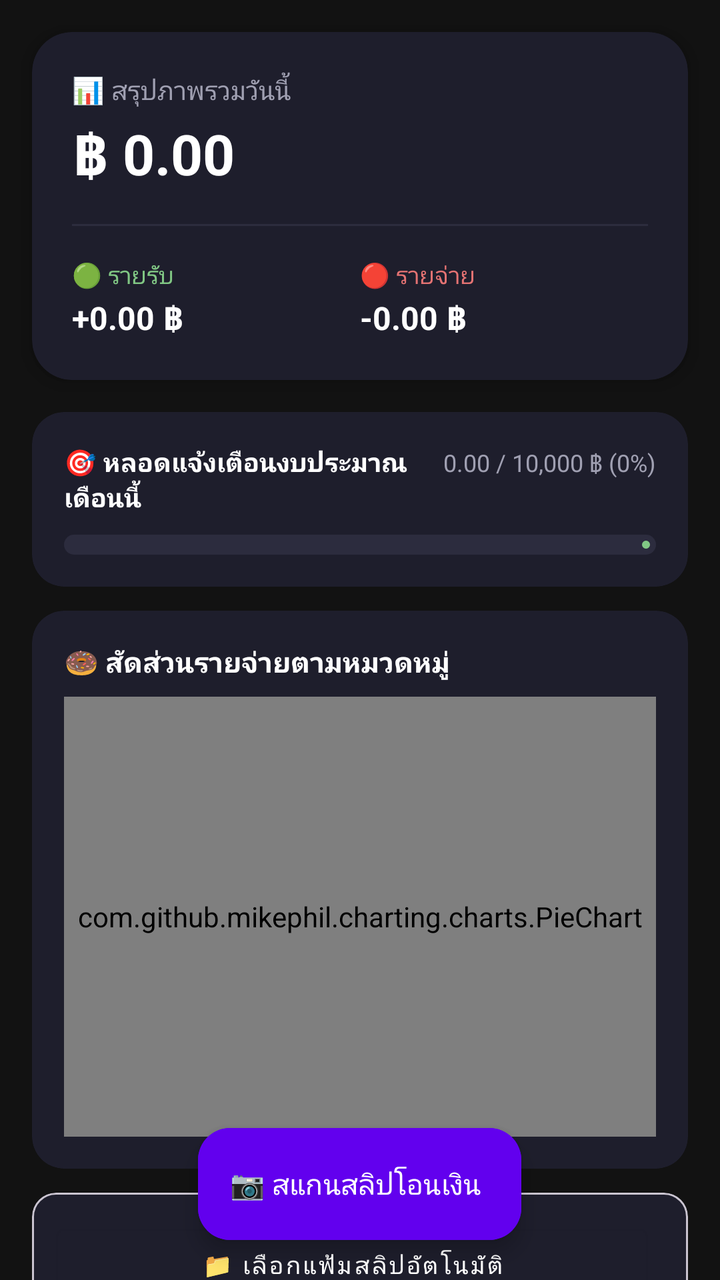
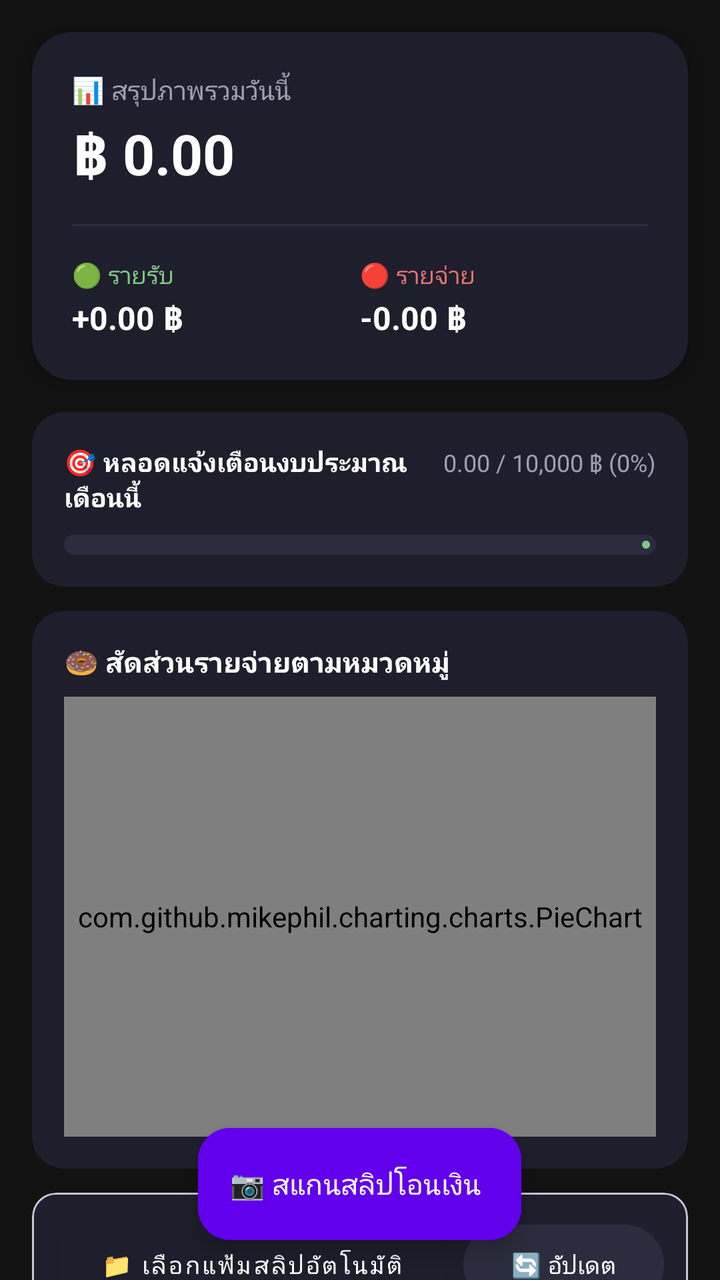

Screens rendered from an Android XML layout before and after an edit, with the pre-edit source and the edit as a unified diff.
<!-- AndroidManifest.xml: application theme Theme.Material3.DayNight.NoActionBar -->
<!-- res/layout/activity_main.xml -->
<?xml version="1.0" encoding="utf-8"?>
<androidx.coordinatorlayout.widget.CoordinatorLayout 
    xmlns:android="http://schemas.android.com/apk/res/android"
    xmlns:app="http://schemas.android.com/apk/res-auto"
    android:layout_width="match_parent"
    android:layout_height="match_parent"
    android:background="#121212">

    <androidx.core.widget.NestedScrollView
        android:layout_width="match_parent"
        android:layout_height="match_parent">

        <LinearLayout
            android:layout_width="match_parent"
            android:layout_height="wrap_content"
            android:orientation="vertical"
            android:paddingBottom="80dp">

            
            <include layout="@layout/layout_summary_card" />

            
            <com.google.android.material.card.MaterialCardView
                android:layout_width="match_parent"
                android:layout_height="wrap_content"
                android:layout_marginHorizontal="16dp"
                android:layout_marginBottom="12dp"
                app:cardBackgroundColor="#1E1E2C"
                app:cardCornerRadius="16dp"
                app:strokeWidth="0dp">

                <LinearLayout
                    android:layout_width="match_parent"
                    android:layout_height="wrap_content"
                    android:orientation="vertical"
                    android:padding="16dp">

                    <LinearLayout
                        android:layout_width="match_parent"
                        android:layout_height="wrap_content"
                        android:orientation="horizontal">

                        <TextView
                            android:layout_width="0dp"
                            android:layout_height="wrap_content"
                            android:layout_weight="1"
                            android:text="🎯 หลอดแจ้งเตือนงบประมาณเดือนนี้"
                            android:textColor="#FFFFFF"
                            android:textSize="13sp"
                            android:textStyle="bold" />

                        <TextView
                            android:id="@+id/tvBudgetText"
                            android:layout_width="wrap_content"
                            android:layout_height="wrap_content"
                            android:text="0.00 / 10,000 ฿ (0%)"
                            android:textColor="#A0A0B2"
                            android:textSize="12sp" />
                    </LinearLayout>

                    <com.google.android.material.progressindicator.LinearProgressIndicator
                        android:id="@+id/progressBudget"
                        android:layout_width="match_parent"
                        android:layout_height="wrap_content"
                        android:layout_marginTop="10dp"
                        app:trackColor="#2C2C3E"
                        app:indicatorColor="#81C784"
                        app:trackCornerRadius="8dp"
                        app:trackThickness="10dp" />
                </LinearLayout>
            </com.google.android.material.card.MaterialCardView>

            
            <com.google.android.material.card.MaterialCardView
                android:layout_width="match_parent"
                android:layout_height="wrap_content"
                android:layout_marginHorizontal="16dp"
                android:layout_marginBottom="12dp"
                app:cardBackgroundColor="#1E1E2C"
                app:cardCornerRadius="16dp"
                app:strokeWidth="0dp">

                <LinearLayout
                    android:layout_width="match_parent"
                    android:layout_height="wrap_content"
                    android:orientation="vertical"
                    android:padding="16dp">

                    <TextView
                        android:layout_width="wrap_content"
                        android:layout_height="wrap_content"
                        android:text="🍩 สัดส่วนรายจ่ายตามหมวดหมู่"
                        android:textColor="#FFFFFF"
                        android:textSize="14sp"
                        android:textStyle="bold" />

                    <com.github.mikephil.charting.charts.PieChart
                        android:id="@+id/pieChartCategory"
                        android:layout_width="match_parent"
                        android:layout_height="220dp"
                        android:layout_marginTop="8dp" />
                </LinearLayout>
            </com.google.android.material.card.MaterialCardView>

            
            <com.google.android.material.card.MaterialCardView
                android:layout_width="match_parent"
                android:layout_height="wrap_content"
                android:layout_marginHorizontal="16dp"
                android:layout_marginBottom="12dp"
                app:cardBackgroundColor="#1E1E2C"
                app:cardCornerRadius="12dp">

                <LinearLayout
                    android:layout_width="match_parent"
                    android:layout_height="wrap_content"
                    android:orientation="vertical"
                    android:padding="12dp">

                    <LinearLayout
                        android:layout_width="match_parent"
                        android:layout_height="wrap_content"
                        android:gravity="center_vertical"
                        android:orientation="horizontal">

                        <Button
                            android:id="@+id/btnSelectFolder"
                            style="@style/Widget.MaterialComponents.Button.OutlinedButton"
                            android:layout_width="0dp"
                            android:layout_height="wrap_content"
                            android:layout_weight="1"
                            android:text="📁 เลือกแฟ้มสลิปอัตโนมัติ"
                            android:textColor="#FFFFFF"
                            android:textSize="12sp" />

                        <Spinner
                            android:id="@+id/spInterval"
                            android:layout_width="wrap_content"
                            android:layout_height="wrap_content"
                            android:layout_marginStart="8dp"
                            android:background="#2C2C3E" />
                    </LinearLayout>

                    <TextView
                        android:id="@+id/tvFolderPath"
                        android:layout_width="wrap_content"
                        android:layout_height="wrap_content"
                        android:layout_marginTop="4dp"
                        android:text="ยังไม่ได้เลือกแฟ้มตรวจอัตโนมัติ"
                        android:textColor="#A0A0B2"
                        android:textSize="11sp" />
                </LinearLayout>
            </com.google.android.material.card.MaterialCardView>

            
            <LinearLayout
                android:layout_width="match_parent"
                android:layout_height="wrap_content"
                android:orientation="vertical"
                android:paddingHorizontal="16dp">

                <EditText
                    android:id="@+id/etSearch"
                    android:layout_width="match_parent"
                    android:layout_height="44dp"
                    android:background="@android:drawable/editbox_background"
                    android:hint="🔍 ค้นหาผู้รับ ร้านค้า หรือหมวดหมู่..."
                    android:paddingHorizontal="16dp"
                    android:textColor="#FFFFFF"
                    android:textColorHint="#757575"
                    android:textSize="13sp" />

                <com.google.android.material.chip.ChipGroup
                    android:id="@+id/chipGroupFilter"
                    android:layout_width="match_parent"
                    android:layout_height="wrap_content"
                    android:layout_marginTop="4dp"
                    app:singleSelection="true">

                    <com.google.android.material.chip.Chip
                        android:id="@+id/chipAll"
                        style="@style/Widget.MaterialComponents.Chip.Choice"
                        android:layout_width="wrap_content"
                        android:layout_height="wrap_content"
                        android:checked="true"
                        android:text="ทั้งหมด" />

                    <com.google.android.material.chip.Chip
                        android:id="@+id/chipExpense"
                        style="@style/Widget.MaterialComponents.Chip.Choice"
                        android:layout_width="wrap_content"
                        android:layout_height="wrap_content"
                        android:text="🔴 รายจ่าย" />

                    <com.google.android.material.chip.Chip
                        android:id="@+id/chipIncome"
                        style="@style/Widget.MaterialComponents.Chip.Choice"
                        android:layout_width="wrap_content"
                        android:layout_height="wrap_content"
                        android:text="🟢 รายรับ" />
                </com.google.android.material.chip.ChipGroup>

            </LinearLayout>

            
            <androidx.recyclerview.widget.RecyclerView
                android:id="@+id/rvHistory"
                android:layout_width="match_parent"
                android:layout_height="wrap_content"
                android:nestedScrollingEnabled="false"
                android:paddingTop="4dp" />

        </LinearLayout>
    </androidx.core.widget.NestedScrollView>

    
    <com.google.android.material.floatingactionbutton.ExtendedFloatingActionButton
        android:id="@+id/fabScan"
        android:layout_width="wrap_content"
        android:layout_height="wrap_content"
        android:layout_gravity="bottom|center_horizontal"
        android:layout_marginBottom="20dp"
        android:backgroundTint="#6200EE"
        android:text="📷 สแกนสลิปโอนเงิน"
        android:textColor="#FFFFFF"
        app:iconTint="#FFFFFF" />

</androidx.coordinatorlayout.widget.CoordinatorLayout>
<!-- res/layout/layout_summary_card.xml (included above) -->
<?xml version="1.0" encoding="utf-8"?>
<com.google.android.material.card.MaterialCardView 
    xmlns:android="http://schemas.android.com/apk/res/android"
    xmlns:app="http://schemas.android.com/apk/res-auto"
    android:layout_width="match_parent"
    android:layout_height="wrap_content"
    android:layout_margin="16dp"
    app:cardCornerRadius="20dp"
    app:cardElevation="6dp"
    app:cardBackgroundColor="#1E1E2C"
    app:strokeWidth="0dp">

    <LinearLayout
        android:layout_width="match_parent"
        android:layout_height="wrap_content"
        android:orientation="vertical"
        android:padding="20dp">

        <TextView
            android:id="@+id/tvHeaderDate"
            android:layout_width="wrap_content"
            android:layout_height="wrap_content"
            android:text="📊 สรุปภาพรวมวันนี้"
            android:textColor="#A0A0B2"
            android:textSize="13sp" />

        <TextView
            android:id="@+id/tvNetBalance"
            android:layout_width="wrap_content"
            android:layout_height="wrap_content"
            android:layout_marginTop="4dp"
            android:text="฿ 0.00"
            android:textColor="#FFFFFF"
            android:textSize="28sp"
            android:textStyle="bold" />

        <View
            android:layout_width="match_parent"
            android:layout_height="1dp"
            android:layout_marginVertical="16dp"
            android:background="#2C2C3E" />

        <LinearLayout
            android:layout_width="match_parent"
            android:layout_height="wrap_content"
            android:orientation="horizontal">

            
            <LinearLayout
                android:layout_width="0dp"
                android:layout_height="wrap_content"
                android:layout_weight="1"
                android:orientation="vertical">

                <TextView
                    android:layout_width="wrap_content"
                    android:layout_height="wrap_content"
                    android:text="🟢 รายรับ"
                    android:textColor="#81C784"
                    android:textSize="12sp" />

                <TextView
                    android:id="@+id/tvTotalIncome"
                    android:layout_width="wrap_content"
                    android:layout_height="wrap_content"
                    android:layout_marginTop="2dp"
                    android:text="+0.00 ฿"
                    android:textColor="#FFFFFF"
                    android:textSize="16sp"
                    android:textStyle="bold" />
            </LinearLayout>

            
            <LinearLayout
                android:layout_width="0dp"
                android:layout_height="wrap_content"
                android:layout_weight="1"
                android:orientation="vertical">

                <TextView
                    android:layout_width="wrap_content"
                    android:layout_height="wrap_content"
                    android:text="🔴 รายจ่าย"
                    android:textColor="#E57373"
                    android:textSize="12sp" />

                <TextView
                    android:id="@+id/tvTotalExpense"
                    android:layout_width="wrap_content"
                    android:layout_height="wrap_content"
                    android:layout_marginTop="2dp"
                    android:text="-0.00 ฿"
                    android:textColor="#FFFFFF"
                    android:textSize="16sp"
                    android:textStyle="bold" />
            </LinearLayout>

        </LinearLayout>

    </LinearLayout>
</com.google.android.material.card.MaterialCardView>
<!-- resources referenced by this layout -->
<resources>

</resources>

<!-- the commit's change to res/layout/activity_main.xml (unified diff, before → after) -->
@@ -133,12 +133,15 @@
                             android:textColor="#FFFFFF"
                             android:textSize="12sp" />
 
-                        <Spinner
-                            android:id="@+id/spInterval"
+                        <Button
+                            android:id="@+id/btnRefreshNow"
                             android:layout_width="wrap_content"
                             android:layout_height="wrap_content"
                             android:layout_marginStart="8dp"
-                            android:background="#2C2C3E" />
+                            android:backgroundTint="#2C2C3E"
+                            android:text="🔄 อัปเดต"
+                            android:textColor="#FFFFFF"
+                            android:textSize="12sp" />
                     </LinearLayout>
 
                     <TextView
